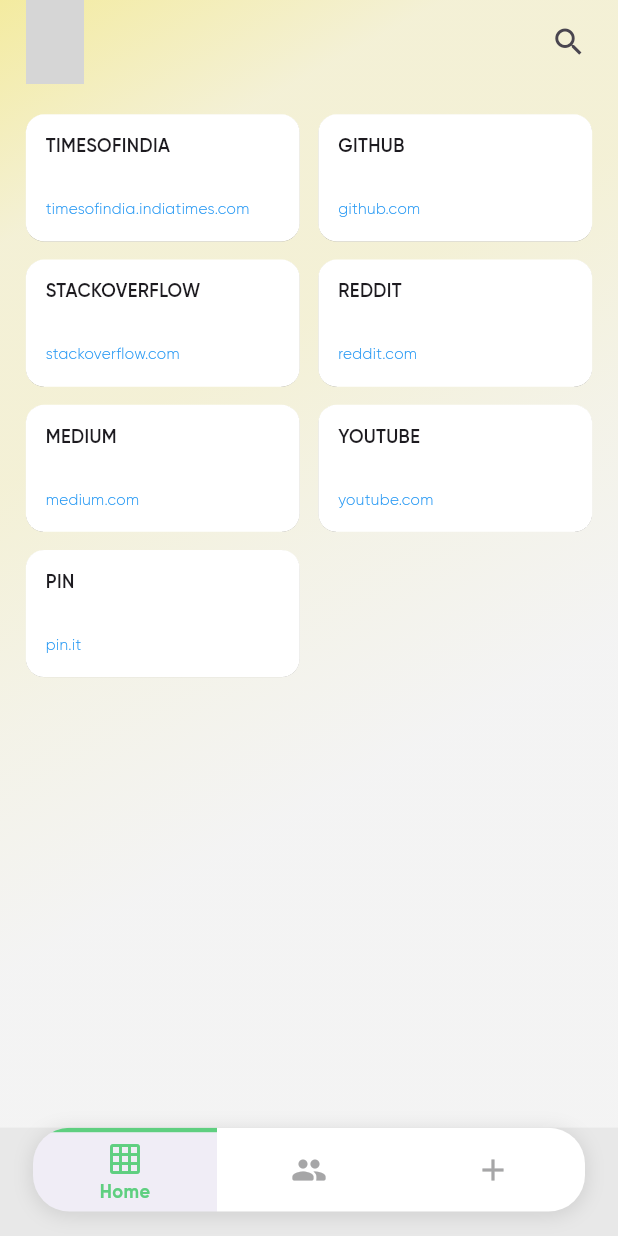
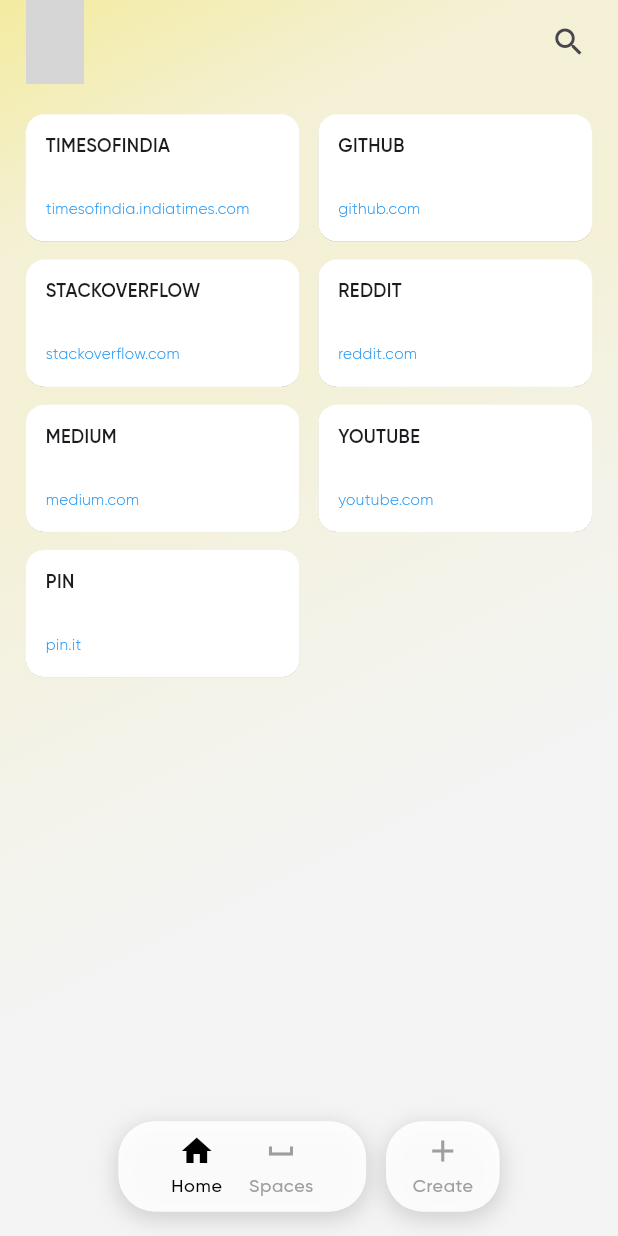
Before and after one commit to markonehq/bookmark, a Flutter app: the BottomNavView screen opened directly, on a phone screen of 412 x 824 dp. Run offline on Flutter 3.47's test engine with Material 3 defaults, Android fonts, the phone set to English and light mode, and no system bars; drawn by our look-alikes of flutter_animate; our stand-ins replace cloud_firestore, firebase_auth, firebase_core, flutter_markdown, flutter_screenutil, flutter_svg and 8 more; missing offline and left inert: metadata_fetch, receive_sharing_intent; accounts and stored records are empty; generated files the repository leaves out were written again; network calls fail; statements that could not run were skipped; grey boxes are pictures that could not be loaded.

Commit message:
feat: bottomNav UI updated

```diff
--- a/lib/ui/views/bottom_nav/bottom_nav_view.dart
+++ b/lib/ui/views/bottom_nav/bottom_nav_view.dart
@@ -13,73 +13,28 @@
       viewModelBuilder: () => locator<BottomNavViewModel>(),
       disposeViewModel: false,
       builder: (context, model, child) {
-        return Scaffold(
-          body: model.getViewForCurrentIndex(model.currentIndex),
-          bottomNavigationBar: Container(
-            margin: EdgeInsets.only(
-              left: 20.w,
-              right: 20.w,
-              bottom: 16.h,
-            ),
-            decoration: BoxDecoration(
-              borderRadius: BorderRadius.circular(24.r),
-              boxShadow: [
-                BoxShadow(
-                  color: Colors.black.withOpacity(0.1),
-                  blurRadius: 10,
-                  spreadRadius: 1,
-                  offset: const Offset(0, 2),
-                ),
-              ],
-            ),
-            child: ClipRRect(
-              borderRadius: BorderRadius.circular(24.r),
-              child: Theme(
-                data: Theme.of(context).copyWith(
-                  splashColor: Colors.transparent,
-                  highlightColor: Colors.transparent,
-                ),
-                child: BottomNavigationBar(
-                  backgroundColor: context.colorScheme.card,
-                  elevation: 0,
-                  landscapeLayout: BottomNavigationBarLandscapeLayout.centered,
-                  selectedItemColor: context.colorScheme.primary,
-                  unselectedItemColor: context.colorScheme.bottomNavInactive,
-                  type: BottomNavigationBarType.fixed,
-                  selectedLabelStyle: const TextStyle(fontSize: 0),
-                  currentIndex: model.currentIndex,
-                  onTap: model.setIndex,
-                  items: [
-                    BottomNavigationBarItem(
-                      backgroundColor: context.colorScheme.primary,
-                      label: '',
-                      icon: const Icon(Icons.grid_on),
-                      activeIcon: const BottomNavActiveIcon(
-                        icon: Icons.grid_on_outlined,
-                        text: "Home",
-                      ),
-                    ),
-                    const BottomNavigationBarItem(
-                      label: '',
-                      icon: Icon(Icons.group_rounded),
-                      activeIcon: BottomNavActiveIcon(
-                        icon: Icons.group_outlined,
-                        text: "Spaces",
-                      ),
-                    ),
-                    const BottomNavigationBarItem(
-                      label: '',
-                      icon: Icon(Icons.add),
-                      activeIcon: BottomNavActiveIcon(
-                        icon: Icons.add_outlined,
-                        text: "Create",
-                      ),
-                    ),
-                  ],
+        return Stack(
+          children: [
+            Container(
+              decoration: const BoxDecoration(
+                gradient: LinearGradient(
+                  colors: [Color(0xFFF7F4E8), Color(0xFFEFF0F6)],
+                  begin: Alignment.topLeft,
+                  end: Alignment.bottomRight,
                 ),
               ),
             ),
-          ),
+            Scaffold(
+              backgroundColor: Colors.transparent,
+              body: PageView(
+                controller: model.pageController,
+                onPageChanged: model.setIndex,
+                children: model.pages,
+              ),
+            ),
+            // Custom Nav Bar Here (as shown above)
+            const CustomNav(),
+          ],
         );
       },
     );
--- a/lib/ui/views/bottom_nav/bottom_nav_view_components.dart
+++ b/lib/ui/views/bottom_nav/bottom_nav_view_components.dart
@@ -47,3 +47,119 @@
     );
   }
 }
+
+class CustomNav extends ViewModelWidget<BottomNavViewModel> {
+  const CustomNav({super.key});
+
+  @override
+  Widget build(BuildContext context, BottomNavViewModel viewModel) {
+    return Positioned(
+      bottom: 16.h,
+      left: 0,
+      right: 0,
+      child: Row(
+        mainAxisAlignment: MainAxisAlignment.center,
+        children: [
+          // Nav Section
+          Container(
+            padding: EdgeInsets.symmetric(horizontal: 24.w, vertical: 8.h),
+            decoration: BoxDecoration(
+              color: Colors.white.withOpacity(0.9), // Semi-transparent white
+              borderRadius: BorderRadius.circular(24.r),
+              boxShadow: [
+                BoxShadow(
+                  color: Colors.black.withOpacity(0.15),
+                  blurRadius: 12,
+                  spreadRadius: 1,
+                  offset: const Offset(0, 4),
+                ),
+              ],
+            ),
+            child: Row(
+              children: [
+                _buildNavItem(
+                  context: context,
+                  icon: Icons.home,
+                  text: 'Home',
+                  index: 0,
+                  viewModel: viewModel,
+                ),
+                _buildNavItem(
+                  context: context,
+                  icon: Icons.space_bar,
+                  text: 'Spaces',
+                  index: 1,
+                  viewModel: viewModel,
+                ),
+              ],
+            ),
+          ),
+
+          SizedBox(width: 12.w),
+
+          // Add Button (Create)
+          Container(
+            padding: EdgeInsets.symmetric(horizontal: 8.w, vertical: 8.h),
+            decoration: BoxDecoration(
+              color: Colors.white.withOpacity(0.9), // Semi-transparent white
+              borderRadius: BorderRadius.circular(24.r),
+              boxShadow: [
+                BoxShadow(
+                  color: Colors.black.withOpacity(0.15),
+                  blurRadius: 12,
+                  spreadRadius: 1,
+                  offset: const Offset(0, 4),
+                ),
+              ],
+            ),
+            child: _buildNavItem(
+              context: context,
+              icon: Icons.add,
+              text: 'Create',
+              index: 2,
+              viewModel: viewModel,
+            ),
+          ),
+        ],
+      ),
+    );
+  }
+
+  // Helper widget for creating each navigation item with label
+  Widget _buildNavItem({
+    required BuildContext context,
+    required IconData icon,
+    required String text,
+    required int index,
+    required BottomNavViewModel viewModel,
+  }) {
+    bool isSelected = viewModel.currentIndex == index;
+    return GestureDetector(
+      onTap: () => viewModel.setIndex(index),
+      child: Container(
+        padding: EdgeInsets.symmetric(horizontal: 8.w),
+        child: Column(
+          mainAxisSize: MainAxisSize.min,
+          children: [
+            // Icon
+            Icon(
+              icon,
+              color: isSelected
+                  ? Colors.black
+                  : Colors.grey, // black when selected
+            ),
+            // Static Label
+            SizedBox(height: 4.sp),
+            Text(
+              text,
+              style: context.textTheme.bodySmall?.copyWith(
+                color: isSelected ? Colors.black : Colors.grey, //
+                fontWeight: FontWeight.w500,
+              ),
+            ),
+          ],
+        ),
+      ),
+    );
+  }
+}
--- a/lib/ui/views/bottom_nav/bottom_nav_view_model.dart
+++ b/lib/ui/views/bottom_nav/bottom_nav_view_model.dart
@@ -2,18 +2,43 @@
 
 class BottomNavViewModel extends IndexTrackingViewModel {
   final log = getLogger('BottomNavViewModel');
-  void init() {}
 
-  Widget getViewForCurrentIndex(int index) {
-    switch (index) {
-      case 0:
-        return const HomeView();
-      case 1:
-        return const HomeView();
-      case 2:
-        return const HomeView();
-      default:
-        return const HomeView();
-    }
+  final PageController pageController = PageController();
+  @override
+  int currentIndex = 0;
+
+  void init() {
+    // You can add init logic here if needed
   }
+
+  @override
+  void setIndex(int value) {
+    pageController.jumpToPage(value); // or animateToPage if needed
+    currentIndex = value;
+    notifyListeners();
+  }
+
+  void onPageChanged(int index) {
+    currentIndex = index;
+    notifyListeners();
+  }
+
+  List<Widget> get pages => const [
+        HomeView(),
+        HomeView(), // Replace with actual view
+        HomeView(), // Replace with actual view
+      ];
 }
+
+  // Widget getViewForCurrentIndex(int index) {
+  //   switch (index) {
+  //     case 0:
+  //       return const HomeView();
+  //     case 1:
+  //       return const HomeView();
+  //     case 2:
+  //       return const HomeView();
+  //     default:
+  //       return const HomeView();
+  //   }
+  // }
--- a/lib/ui/views/startup/startup_view.dart
+++ b/lib/ui/views/startup/startup_view.dart
@@ -3,7 +3,6 @@
 import 'package:bookmark/ui/common/app_font.dart';
 import 'package:bookmark/ui/common_widgets/loading_circular.dart';
 import 'package:bookmark/ui/views/bottom_nav/bottom_nav_view.dart';
-import 'package:bookmark/ui/views/home/home_view.dart';
 import 'package:bookmark/utils/assets_constants.dart';
 import 'package:bookmark/utils/file_exporter.dart';
 import 'package:flutter_animate/flutter_animate.dart';
```
